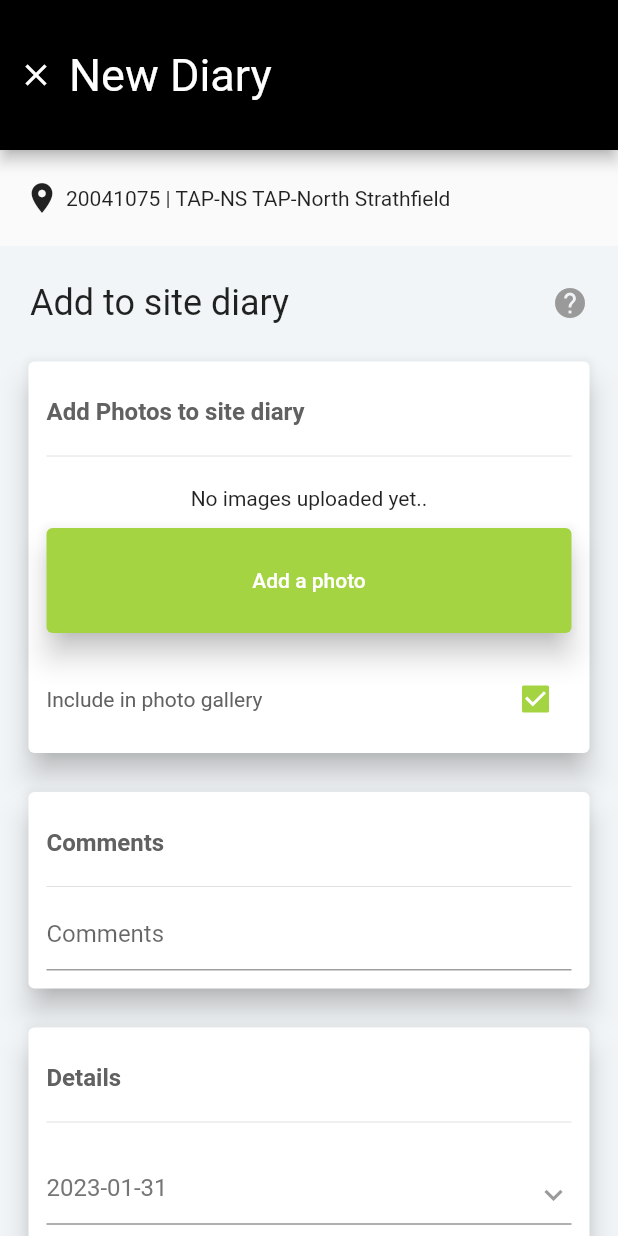
After one commit to pjcaones/exam1, a Flutter app: the screen it shows after launch, on a phone screen of 412 x 824 dp. The commit adds this screen. Run offline on Flutter 3.47's test engine with Material 2 defaults, Android fonts, the phone set to English and light mode, and no system bars; our stand-ins replace equatable, flutter_bloc, fpdart, freezed_annotation, get_it, google_fonts and 2 more.

Commit message:
follow up commit

```diff
--- a/lib/main.dart
+++ b/lib/main.dart
@@ -1,4 +1,4 @@
-import 'package:exam1/presentation/pages/diary_page.dart';
+import 'package:exam1/presentation/pages/diary_form_page.dart';
 import 'package:flutter/material.dart';
 import 'package:google_fonts/google_fonts.dart';
 
@@ -36,7 +36,7 @@ class MyApp extends StatelessWidget {
               style: ElevatedButton.styleFrom(
                   backgroundColor: objColor, elevation: 8.0)),
           fontFamily: GoogleFonts.roboto().fontFamily),
-      home: const DiaryPage(),
+      home: const DiaryFormPage(),
     );
   }
 }
--- /dev/null
+++ b/lib/presentation/pages/add_photo/forms/diary_form.dart
@@ -0,0 +1,223 @@
+import 'package:exam1/presentation/helpers/image_helper.dart';
+import 'package:exam1/presentation/pages/add_photo/add_photo_bloc.dart';
+import 'package:exam1/presentation/pages/add_photo/screens/screens.dart';
+import 'package:exam1/presentation/pages/add_photo/widgets/widgets.dart';
+import 'package:flutter/material.dart';
+import 'package:flutter/widgets.dart';
+import 'package:flutter_bloc/flutter_bloc.dart';
+import 'package:image_picker/image_picker.dart';
+import 'package:intl/intl.dart';
+
+class DiaryForm extends StatefulWidget {
+  const DiaryForm({
+    super.key,
+  });
+
+  @override
+  State<DiaryForm> createState() => _DiaryFormState();
+}
+
+class _DiaryFormState extends State<DiaryForm> {
+  late ImageHelper _imageHelper;
+
+  late String _location;
+  late bool _includeGalleryPhoto;
+  List<XFile>? _imageList;
+
+  late TextEditingController _commentController;
+
+  late int _diaryDate;
+  late TextEditingController _diaryDateController;
+  late int _areaID;
+  late int _categoryID;
+  late TextEditingController _tagsController;
+
+  late bool _isExistingEvent;
+  late int _eventID;
+
+  //hardcoded values of objects
+  late Map<int, String> _areas;
+  late Map<int, String> _categories;
+  late Map<int, String> _events;
+
+  @override
+  void initState() {
+    super.initState();
+
+    //hardcoded values for test
+    _location = '20041075 | TAP-NS TAP-North Strathfield';
+    _areas = {
+      1: 'Area 1',
+      2: 'Area 2',
+      3: 'Area 3',
+    };
+    _categories = {
+      1: 'Task Category 1',
+      2: 'Task Category 2',
+      3: 'Task Category 3',
+    };
+    _events = {
+      1: 'Event 1',
+      2: 'Event 2',
+      3: 'Event 3',
+    };
+
+    //DateFormat should not be here
+    //ui page must not have any logics implemented
+    DateFormat format = DateFormat('yyyy-MM-dd');
+    _imageHelper = ImageHelper();
+
+    _includeGalleryPhoto = true;
+    _commentController = TextEditingController();
+
+    _diaryDate = DateTime.now().millisecondsSinceEpoch;
+    _diaryDateController = TextEditingController();
+    _diaryDateController.text =
+        format.format(DateTime.fromMillisecondsSinceEpoch(_diaryDate));
+
+    _areaID = 0;
+    _categoryID = 0;
+
+    _tagsController = TextEditingController();
+
+    _isExistingEvent = true;
+    _eventID = 0;
+  }
+
+  //Callbacks
+  Future<void> _onSelectImage() async {
+    XFile? pickedImage =
+        await _imageHelper.pickImage(source: ImageSource.gallery);
+
+    setState(() {
+      _imageList ??= [];
+      if (pickedImage != null) {
+        _imageList!.add(pickedImage);
+      }
+    });
+  }
+
+  void _onRemoveImage(int index) {
+    setState(() {
+      _imageList!.removeAt(index);
+    });
+  }
+
+  void _uploadDiary() {
+    BlocProvider.of<AddPhotoBloc>(context).add(UploadDiaryEvent(
+        location: _location,
+        imageList: _imageList ?? [],
+        comment: _commentController.text,
+        diaryDate: _diaryDate,
+        areaID: _areaID,
+        taskCategoryID: _categoryID,
+        tags: _tagsController.text,
+        eventID: _eventID));
+  }
+
+  @override
+  Widget build(BuildContext context) {
+    return Column(children: [
+      //Static location only
+      LocationWidget(
+        location: _location,
+      ),
+
+      Container(
+        color: const Color.fromARGB(255, 242, 245, 247),
+        child: Padding(
+          padding: const EdgeInsets.symmetric(horizontal: 15.0, vertical: 12.0),
+          child: Column(
+            children: [
+              //Header of the form
+              Padding(
+                padding:
+                    const EdgeInsets.symmetric(horizontal: 5.0, vertical: 12.0),
+                child: Row(
+                  children: [
+                    Expanded(
+                      child: Text(
+                        'Add to site diary',
+                        style: Theme.of(context).textTheme.headlineSmall,
+                      ),
+                    ),
+                    const Align(
+                      alignment: Alignment.centerRight,
+                      child: Tooltip(
+                        message: "Fill up to add in site diary",
+                        triggerMode: TooltipTriggerMode.tap,
+                        child: Icon(Icons.help,
+                            color: Color.fromARGB(255, 154, 154, 154)),
+                      ),
+                    )
+                  ],
+                ),
+              ),
+
+              //Adding of photo to site diary
+              AddPhotoScreen(
+                imageList: _imageList,
+                includePhotoGallery: _includeGalleryPhoto,
+                onSelectImage: _onSelectImage,
+                onRemoveImage: _onRemoveImage,
+              ),
+
+              //Comments
+              CommentScreen(commentController: _commentController),
+
+              //Details
+              DetailsScreen(
+                  areas: _areas,
+                  categories: _categories,
+                  diaryDateController: _diaryDateController,
+                  areaID: _areaID,
+                  categoryID: _categoryID,
+                  tagsController: _tagsController,
+                  onSelectAreas: (value) {
+                    if (value != null) {
+                      setState(() {
+                        _areaID = value;
+                      });
+                    }
+                  },
+                  onSelectCategory: (value) {
+                    if (value != null) {
+                      setState(() {
+                        _categoryID = value;
+                      });
+                    }
+                  }),
+
+              //Event
+              EventsScreen(
+                  events: _events,
+                  isLinkExistingEvent: _isExistingEvent,
+                  onSelectEvent: (value) {
+                    if (value != null) {
+                      setState(() {
+                        _eventID = value;
+                      });
+                    }
+                  }),
+
+              //Button for calling the api
+              Padding(
+                padding:
+                    const EdgeInsets.symmetric(vertical: 12.0, horizontal: 4.0),
+                child: SizedBox(
+                  width: double.infinity,
+                  height: 70,
+                  child: ElevatedButton(
+                    key: const Key('next'),
+                    onPressed: _uploadDiary,
+                    child: const Text('Next'),
+                  ),
+                ),
+              ),
+            ],
+          ),
+        ),
+      ),
+    ]);
+  }
+}
--- a/lib/presentation/pages/add_photo/widgets/location_widget.dart
+++ b/lib/presentation/pages/add_photo/widgets/location_widget.dart
@@ -15,7 +15,9 @@ class LocationWidget extends StatelessWidget {
             padding: EdgeInsets.symmetric(horizontal: 4.0),
             child: Icon(Icons.location_on),
           ),
-          Text(location)
+          Expanded(
+            child: Text(location),
+          )
         ],
       ),
     );
--- /dev/null
+++ b/lib/presentation/pages/diary_form_page.dart
@@ -0,0 +1,98 @@
+import 'package:exam1/injection_container.dart';
+import 'package:exam1/presentation/helpers/image_helper.dart';
+import 'package:exam1/presentation/pages/add_photo/add_photo_bloc.dart';
+import 'package:exam1/presentation/pages/add_photo/forms/diary_form.dart';
+import 'package:exam1/presentation/pages/add_photo/widgets/widgets.dart';
+import 'package:flutter/material.dart';
+import 'package:flutter_bloc/flutter_bloc.dart';
+import 'package:image_picker/image_picker.dart';
+import 'package:intl/intl.dart';
+import 'package:progress_dialog_null_safe/progress_dialog_null_safe.dart';
+
+class DiaryFormPage extends StatelessWidget {
+  const DiaryFormPage({super.key});
+
+  void diaryDialog(
+      {required BuildContext context,
+      required String title,
+      required String message,
+      required Function() onPressed}) async {
+    await showDialog(
+      context: context,
+      builder: (context) {
+        return AlertDialog(
+          title: Text(title),
+          content: Text(message),
+          actions: [
+            TextButton(
+              onPressed: onPressed,
+              child: const Text('OK'),
+            )
+          ],
+        );
+      },
+    );
+  }
+
+  @override
+  Widget build(BuildContext context) {
+    return Scaffold(
+      appBar: AppBar(
+        title: const Text('New Diary'),
+        centerTitle: false,
+        leadingWidth: 30.0,
+        leading: IconButton(
+          icon: const Icon(Icons.close_sharp),
+          padding: const EdgeInsets.only(left: 12.0),
+          onPressed: () {
+            //Prompt for confirming closing the app
+          },
+        ),
+      ),
+      body: BlocProvider(
+        create: (_) => serviceLocator<AddPhotoBloc>(),
+        child: BlocConsumer<AddPhotoBloc, AddPhotoState>(
+          listener: (context, state) {
+            ProgressDialog progressDialog = ProgressDialog(context,
+                type: ProgressDialogType.normal, isDismissible: false);
+
+            if (state is UploadDiaryLoading) {
+              if (!progressDialog.isShowing()) {
+                progressDialog.show();
+              }
+            } else if (state is UploadDiaryFailed) {
+              if (progressDialog.isShowing()) {
+                progressDialog.hide();
+
+                diaryDialog(
+                    context: context,
+                    title: 'Upload Failed',
+                    message: state.errorMessage ?? 'Something went wrong..',
+                    onPressed: () {
+                      Navigator.of(context).pop();
+                    });
+              }
+            } else if (state is UploadDiarySuccess) {
+              if (progressDialog.isShowing()) {
+                progressDialog.hide();
+
+                diaryDialog(
+                    context: context,
+                    title: 'Upload Success',
+                    message: 'Your diary has beed uploaded!',
+                    onPressed: () {
+                      Navigator.of(context).pop();
+                    });
+              }
+            }
+          },
+          builder: (context, state) {
+            return const SingleChildScrollView(
+              child: DiaryForm(),
+            );
+          },
+        ),
+      ),
+    );
+  }
+}
```
Also changed, not shown: lib/presentation/pages/diary_page.dart (deleted, +0 -325 lines), 1 other file.
